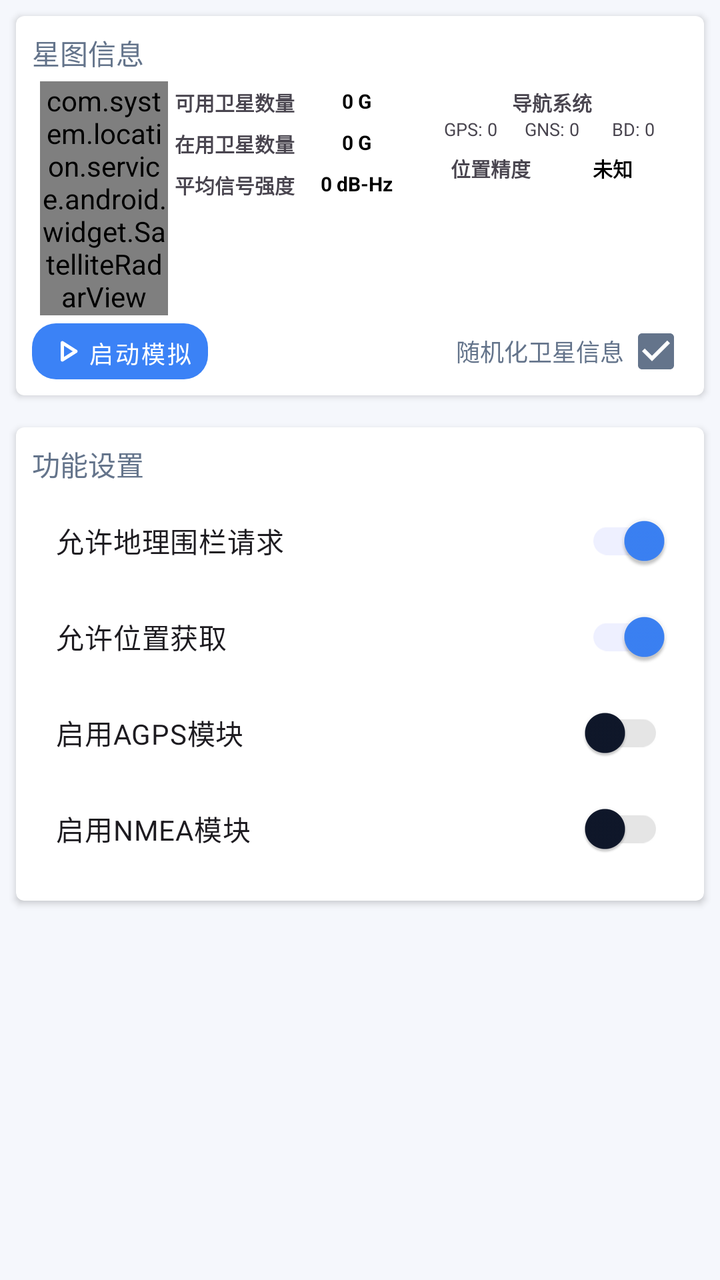
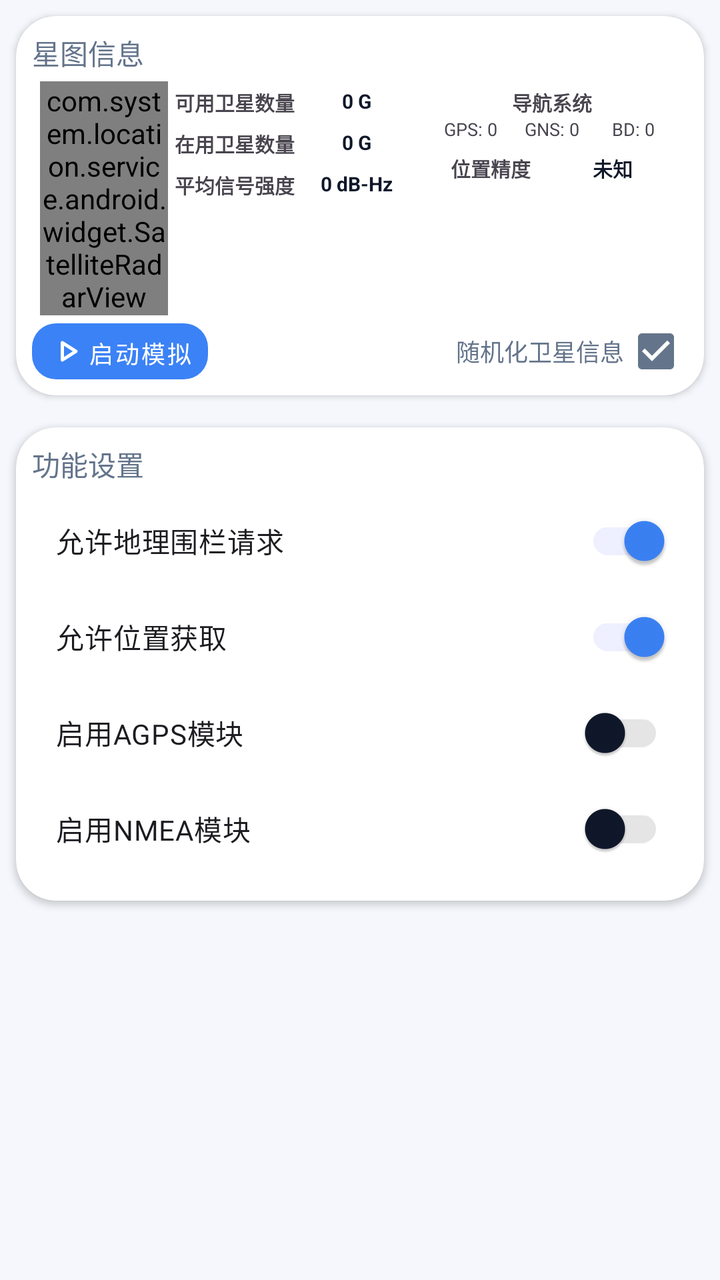

Compare the two renders of this Android layout. The source of the first and the diff that turns it into the second are given below.
<!-- AndroidManifest.xml: application theme AppTheme -->
<!-- res/layout/fragment_gnss_mock.xml -->
<?xml version="1.0" encoding="utf-8"?>
<androidx.coordinatorlayout.widget.CoordinatorLayout
    xmlns:android="http://schemas.android.com/apk/res/android"
    xmlns:app="http://schemas.android.com/apk/res-auto"
    xmlns:tools="http://schemas.android.com/tools"
    android:layout_width="match_parent"
    android:layout_height="match_parent"
    tools:context=".ui.gnss.GnssMockFragment">

    <androidx.core.widget.NestedScrollView
        android:layout_width="match_parent"
        android:layout_height="match_parent">

        <LinearLayout
            android:layout_width="match_parent"
            android:layout_height="wrap_content"
            android:orientation="vertical">

            
            <androidx.cardview.widget.CardView
                android:id="@+id/mock_gnss_card"
                android:layout_width="match_parent"
                android:layout_height="wrap_content"
                app:cardCornerRadius="4dp"
                android:layout_margin="8dp"
                app:cardPreventCornerOverlap="false"
                app:contentPadding="8dp">

                <LinearLayout
                    android:layout_width="match_parent"
                    android:layout_height="wrap_content"
                    android:orientation="vertical">

                    <TextView
                        android:layout_width="match_parent"
                        android:layout_height="wrap_content"
                        android:textColor="@color/lse_mini_title_color"
                        android:textAppearance="@style/TextAppearance.AppCompat.Inverse"
                        android:text="@string/satellites_info"/>

                    
                    <androidx.constraintlayout.widget.ConstraintLayout
                        android:layout_width="match_parent"
                        android:layout_height="wrap_content"
                        android:padding="4dp">

                        <com.system.location.service.android.widget.SatelliteRadarView
                            android:id="@+id/satellite_rada_view"
                            android:layout_width="0dp"
                            android:layout_height="wrap_content"
                            android:gravity="center"
                            app:layout_constraintEnd_toStartOf="@+id/satellites_info"
                            app:layout_constraintHorizontal_chainStyle="spread"
                            app:layout_constraintHorizontal_weight="1"
                            app:layout_constraintStart_toStartOf="parent"
                            app:layout_constraintTop_toTopOf="parent" />

                        <LinearLayout
                            android:id="@+id/satellites_info"
                            android:layout_width="0dp"
                            android:layout_height="wrap_content"
                            android:orientation="vertical"
                            android:gravity="center"
                            app:layout_constraintHorizontal_weight="2"
                            app:layout_constraintStart_toEndOf="@+id/satellite_rada_view"
                            app:layout_constraintEnd_toStartOf="@+id/text3"
                            app:layout_constraintTop_toTopOf="parent">

                            <TextView
                                android:visibility="gone"
                                android:layout_width="match_parent"
                                android:layout_height="wrap_content"
                                android:text="卫星信息"
                                android:gravity="center" />

                            <androidx.constraintlayout.widget.ConstraintLayout
                                android:layout_width="match_parent"
                                android:layout_height="wrap_content"
                                android:padding="3dp">

                                <TextView
                                    android:id="@+id/in_view_left_item"
                                    android:layout_width="0dp"
                                    android:layout_height="wrap_content"
                                    android:text="@string/in_view_left_item"
                                    android:gravity="center"
                                    android:textStyle="bold"
                                    android:textSize="10sp"
                                    app:layout_constraintHorizontal_weight="1"
                                    app:layout_constraintStart_toStartOf="parent"
                                    app:layout_constraintEnd_toStartOf="@+id/in_view_right_item"
                                    app:layout_constraintTop_toTopOf="parent"
                                    app:layout_constraintHorizontal_chainStyle="spread" />

                                <TextView
                                    android:id="@+id/in_view_right_item"
                                    android:layout_width="0dp"
                                    android:layout_height="wrap_content"
                                    android:text="@string/zero"
                                    android:gravity="center"
                                    android:textColor="@color/black"
                                    android:textStyle="bold"
                                    android:textSize="10sp"
                                    app:layout_constraintHorizontal_weight="1"
                                    app:layout_constraintStart_toEndOf="@+id/in_view_left_item"
                                    app:layout_constraintEnd_toEndOf="parent"
                                    app:layout_constraintTop_toTopOf="parent" />

                            </androidx.constraintlayout.widget.ConstraintLayout>

                            <androidx.constraintlayout.widget.ConstraintLayout
                                android:layout_width="match_parent"
                                android:layout_height="wrap_content"
                                android:padding="3dp">

                                <TextView
                                    android:id="@+id/in_use_left_item"
                                    android:layout_width="0dp"
                                    android:layout_height="wrap_content"
                                    android:text="@string/in_use_satellite"
                                    android:gravity="center"
                                    android:textStyle="bold"
                                    android:textSize="10sp"
                                    app:layout_constraintHorizontal_weight="1"
                                    app:layout_constraintStart_toStartOf="parent"
                                    app:layout_constraintEnd_toStartOf="@+id/in_use_right_item"
                                    app:layout_constraintTop_toTopOf="parent"
                                    app:layout_constraintHorizontal_chainStyle="spread" />

                                <TextView
                                    android:id="@+id/in_use_right_item"
                                    android:layout_width="0dp"
                                    android:layout_height="wrap_content"
                                    android:text="@string/zero"
                                    android:gravity="center"
                                    android:textColor="@color/black"
                                    android:textStyle="bold"
                                    android:textSize="10sp"
                                    app:layout_constraintHorizontal_weight="1"
                                    app:layout_constraintStart_toEndOf="@+id/in_use_left_item"
                                    app:layout_constraintEnd_toEndOf="parent"
                                    app:layout_constraintTop_toTopOf="parent" />

                            </androidx.constraintlayout.widget.ConstraintLayout>

                            <androidx.constraintlayout.widget.ConstraintLayout
                                android:layout_width="match_parent"
                                android:layout_height="wrap_content"
                                android:padding="3dp">

                                <TextView
                                    android:id="@+id/signal_strength_left_item"
                                    android:layout_width="0dp"
                                    android:layout_height="wrap_content"
                                    android:text="平均信号强度"
                                    android:gravity="center"
                                    android:textStyle="bold"
                                    android:textSize="10sp"
                                    app:layout_constraintHorizontal_weight="1"
                                    app:layout_constraintStart_toStartOf="parent"
                                    app:layout_constraintEnd_toStartOf="@+id/signal_strength_right_item"
                                    app:layout_constraintTop_toTopOf="parent"
                                    app:layout_constraintHorizontal_chainStyle="spread" />

                                <TextView
                                    android:id="@+id/signal_strength_right_item"
                                    android:layout_width="0dp"
                                    android:layout_height="wrap_content"
                                    android:text="0 dB-Hz"
                                    android:gravity="center"
                                    android:textColor="@color/black"
                                    android:textStyle="bold"
                                    android:textSize="10sp"
                                    app:layout_constraintHorizontal_weight="1"
                                    app:layout_constraintStart_toEndOf="@+id/signal_strength_left_item"
                                    app:layout_constraintEnd_toEndOf="parent"
                                    app:layout_constraintTop_toTopOf="parent" />
                            </androidx.constraintlayout.widget.ConstraintLayout>

                            <androidx.cardview.widget.CardView
                                android:visibility="gone"
                                android:layout_width="match_parent"
                                android:layout_height="wrap_content"
                                android:layout_margin="4dp"
                                app:cardCornerRadius="4dp"
                                app:cardElevation="1dp">

                                <LinearLayout
                                    android:layout_width="match_parent"
                                    android:layout_height="wrap_content"
                                    android:orientation="vertical"
                                    android:padding="4dp">

                                    <TextView
                                        android:layout_width="match_parent"
                                        android:layout_height="wrap_content"
                                        android:text="选中卫星详情"
                                        android:gravity="center"
                                        android:textStyle="bold"
                                        android:textSize="10sp"/>

                                    <TextView
                                        android:id="@+id/selected_satellite_prn"
                                        android:layout_width="match_parent"
                                        android:layout_height="wrap_content"
                                        android:text="PRN: --"
                                        android:textSize="9sp"/>

                                    <TextView
                                        android:id="@+id/selected_satellite_snr"
                                        android:layout_width="match_parent"
                                        android:layout_height="wrap_content"
                                        android:text="信号强度: -- dB-Hz"
                                        android:textSize="9sp"/>

                                    <TextView
                                        android:id="@+id/selected_satellite_elevation"
                                        android:layout_width="match_parent"
                                        android:layout_height="wrap_content"
                                        android:text="仰角: -- 度"
                                        android:textSize="9sp"/>

                                    <TextView
                                        android:id="@+id/selected_satellite_azimuth"
                                        android:layout_width="match_parent"
                                        android:layout_height="wrap_content"
                                        android:text="方位角: -- 度"
                                        android:textSize="9sp"/>
                                </LinearLayout>
                            </androidx.cardview.widget.CardView>

                        </LinearLayout>

                        <LinearLayout
                            android:id="@+id/text3"
                            android:layout_width="0dp"
                            android:layout_height="wrap_content"
                            android:orientation="vertical"
                            app:layout_constraintHorizontal_weight="2"
                            app:layout_constraintStart_toEndOf="@+id/satellites_info"
                            app:layout_constraintEnd_toEndOf="parent"
                            app:layout_constraintTop_toTopOf="parent">

                            <androidx.constraintlayout.widget.ConstraintLayout
                                android:layout_width="match_parent"
                                android:layout_height="wrap_content"
                                android:padding="3dp">

                                <TextView
                                    android:id="@+id/nav_systems_title"
                                    android:layout_width="match_parent"
                                    android:layout_height="wrap_content"
                                    android:text="导航系统"
                                    android:gravity="center"
                                    android:textStyle="bold"
                                    android:textSize="10sp"
                                    app:layout_constraintTop_toTopOf="parent"
                                    app:layout_constraintStart_toStartOf="parent"
                                    app:layout_constraintEnd_toEndOf="parent"/>

                                <LinearLayout
                                    android:layout_width="match_parent"
                                    android:layout_height="wrap_content"
                                    android:orientation="horizontal"
                                    app:layout_constraintTop_toBottomOf="@id/nav_systems_title">

                                    <TextView
                                        android:id="@+id/gps_count"
                                        android:layout_width="0dp"
                                        android:layout_height="wrap_content"
                                        android:layout_weight="1"
                                        android:gravity="center"
                                        android:text="GPS: 0"
                                        android:textSize="9sp" />

                                    <TextView
                                        android:id="@+id/glonass_count"
                                        android:layout_width="0dp"
                                        android:layout_height="wrap_content"
                                        android:layout_weight="1"
                                        android:text="GNS: 0"
                                        android:gravity="center"
                                        android:textSize="9sp"/>

                                    <TextView
                                        android:id="@+id/beidou_count"
                                        android:layout_width="0dp"
                                        android:layout_height="wrap_content"
                                        android:layout_weight="1"
                                        android:text="BD: 0"
                                        android:gravity="center"
                                        android:textSize="9sp"/>
                                </LinearLayout>
                            </androidx.constraintlayout.widget.ConstraintLayout>

                            <androidx.constraintlayout.widget.ConstraintLayout
                                android:layout_width="match_parent"
                                android:layout_height="wrap_content"
                                android:padding="3dp">

                                <TextView
                                    android:id="@+id/accuracy_left_item"
                                    android:layout_width="0dp"
                                    android:layout_height="wrap_content"
                                    android:text="位置精度"
                                    android:gravity="center"
                                    android:textStyle="bold"
                                    android:textSize="10sp"
                                    app:layout_constraintHorizontal_weight="1"
                                    app:layout_constraintStart_toStartOf="parent"
                                    app:layout_constraintEnd_toStartOf="@+id/accuracy_right_item"
                                    app:layout_constraintTop_toTopOf="parent"
                                    app:layout_constraintHorizontal_chainStyle="spread" />

                                <TextView
                                    android:id="@+id/accuracy_right_item"
                                    android:layout_width="0dp"
                                    android:layout_height="wrap_content"
                                    android:text="未知"
                                    android:gravity="center"
                                    android:textColor="@color/black"
                                    android:textStyle="bold"
                                    android:textSize="10sp"
                                    app:layout_constraintHorizontal_weight="1"
                                    app:layout_constraintStart_toEndOf="@+id/accuracy_left_item"
                                    app:layout_constraintEnd_toEndOf="parent"
                                    app:layout_constraintTop_toTopOf="parent" />
                            </androidx.constraintlayout.widget.ConstraintLayout>
                        </LinearLayout>

                    </androidx.constraintlayout.widget.ConstraintLayout>

                    <LinearLayout
                        android:layout_width="match_parent"
                        android:layout_height="wrap_content"
                        android:baselineAligned="false"
                        android:orientation="horizontal">

                        <LinearLayout
                            android:layout_width="0dp"
                            android:layout_height="wrap_content"
                            android:layout_weight="1">

                            <com.google.android.material.button.MaterialButton
                                android:id="@+id/switch_gnss_mock"
                                android:layout_width="wrap_content"
                                android:layout_height="28dp"
                                android:textColor="@color/white"
                                android:text="@string/start_mock"
                                style="@style/Widget.MaterialComponents.Button.UnelevatedButton"
                                android:insetRight="0dp"
                                android:insetLeft="0dp"
                                android:insetTop="0dp"
                                android:insetBottom="0dp"
                                android:textSize="12sp"
                                app:icon="@drawable/rounded_play_arrow_24"
                                app:iconGravity="textStart"
                                app:iconPadding="0dp"
                                android:padding="6dp"
                                app:iconTint="@color/white"
                                app:cornerRadius="12dp"/>

                        </LinearLayout>

                        <LinearLayout
                            android:layout_width="0dp"
                            android:layout_weight="1"
                            android:layout_height="match_parent"
                            android:gravity="end|center">

                            <CheckedTextView
                                android:id="@+id/random_gnss"
                                android:layout_width="wrap_content"
                                android:layout_height="wrap_content"
                                android:checkMark="?android:attr/listChoiceIndicatorMultiple"
                                android:checkMarkTint="@color/lse_mock_off"
                                android:checked="true"
                                android:gravity="center"
                                android:text="随机化卫星信息"
                                android:textColor="@color/lse_mock_off"
                                android:textSize="12sp" />
                        </LinearLayout>
                    </LinearLayout>
                </LinearLayout>
            </androidx.cardview.widget.CardView>

            
            <androidx.cardview.widget.CardView
                android:id="@+id/settings_card"
                android:layout_width="match_parent"
                android:layout_height="wrap_content"
                app:cardCornerRadius="4dp"
                android:layout_margin="8dp"
                app:cardPreventCornerOverlap="false"
                app:contentPadding="8dp">

                <LinearLayout
                    android:layout_width="match_parent"
                    android:layout_height="wrap_content"
                    android:orientation="vertical">

                    <TextView
                        android:layout_width="match_parent"
                        android:layout_height="wrap_content"
                        android:textColor="@color/lse_mini_title_color"
                        android:textAppearance="@style/TextAppearance.AppCompat.Inverse"
                        android:text="功能设置"/>

                    <LinearLayout
                        android:layout_width="match_parent"
                        android:layout_height="wrap_content"
                        android:orientation="vertical"
                        android:padding="4dp">

                        <com.google.android.material.switchmaterial.SwitchMaterial
                            android:id="@+id/switch_request_geofence"
                            android:layout_width="match_parent"
                            android:layout_height="wrap_content"
                            android:text="允许地理围栏请求"
                            android:checked="true"
                            android:padding="8dp"/>

                        <com.google.android.material.switchmaterial.SwitchMaterial
                            android:id="@+id/switch_get_from_location"
                            android:layout_width="match_parent"
                            android:layout_height="wrap_content"
                            android:checked="true"
                            android:padding="8dp"
                            android:text="允许位置获取" />

                        <com.google.android.material.switchmaterial.SwitchMaterial
                            android:id="@+id/switch_enable_agps"
                            android:layout_width="match_parent"
                            android:layout_height="wrap_content"
                            android:text="启用AGPS模块"
                            android:checked="false"
                            android:padding="8dp"/>

                        <com.google.android.material.switchmaterial.SwitchMaterial
                            android:id="@+id/switch_enable_nmea"
                            android:layout_width="match_parent"
                            android:layout_height="wrap_content"
                            android:text="启用NMEA模块"
                            android:checked="false"
                            android:padding="8dp"/>
                    </LinearLayout>
                </LinearLayout>
            </androidx.cardview.widget.CardView>
        </LinearLayout>
    </androidx.core.widget.NestedScrollView>
</androidx.coordinatorlayout.widget.CoordinatorLayout>
<!-- resources referenced by this layout -->
<resources>
  <color name="black">#FF000000</color>
  <color name="lse_mini_title_color">#64748B</color>
  <color name="lse_mock_off">#64748B</color>
  <color name="white">#FFFFFFFF</color>
  <!-- drawable rounded_play_arrow_24 (drawable) -->
  <vector xmlns:android="http://schemas.android.com/apk/res/android" android:autoMirrored="true" android:height="24dp" android:tint="#FFFFFF" android:viewportHeight="960" android:viewportWidth="960" android:width="24dp">
        
      <path android:fillColor="@android:color/white" android:pathData="M320,687L320,273Q320,256 332,244.5Q344,233 360,233Q365,233 370.5,234.5Q376,236 381,239L707,446Q716,452 720.5,461Q725,470 725,480Q725,490 720.5,499Q716,508 707,514L381,721Q376,724 370.5,725.5Q365,727 360,727Q344,727 332,715.5Q320,704 320,687ZM400,480L400,480L400,480L400,480ZM400,614L610,480L400,346L400,614Z"/>
      
  </vector>
  <string name="in_use_satellite">在用卫星数量</string>
  <string name="in_view_left_item">可用卫星数量</string>
  <string name="satellites_info">星图信息</string>
  <string name="start_mock">启动模拟</string>
  <string name="zero">0 G</string>
  <style name="AppTheme" parent="Theme.Material3.DayNight.NoActionBar">
          <item name="colorPrimary">@color/primary</item>
          <item name="colorPrimaryInverse">@color/primary_dark</item>
          <item name="colorSecondary">@color/accent</item>
          <item name="colorSurface">@color/surface</item>
          <item name="colorOnSurface">@color/text_primary</item>
          <item name="colorOnPrimary">@color/on_primary</item>
          <item name="colorOnSurfaceVariant">@color/text_secondary</item>
          <item name="colorPrimaryContainer">@color/primary_container</item>
          <item name="colorOnPrimaryContainer">@color/primary</item>
          <item name="colorOutline">@color/card_border</item>
          <item name="android:windowBackground">@color/page_background</item>
          <item name="materialButtonStyle">@style/Portal.Button</item>
          <item name="android:statusBarColor">@android:color/transparent</item>
          <item name="android:navigationBarColor">@android:color/transparent</item>
          <item name="android:windowLightStatusBar">true</item>
          <item name="android:windowLightNavigationBar">true</item>
          <item name="windowActionModeOverlay">true</item>
          <item name="windowActionBar">false</item>
          <item name="windowNoTitle">true</item>
          <item name="android:windowDrawsSystemBarBackgrounds">true</item>
      </style>
  <color name="primary">#3B82F6</color>
  <color name="primary_dark">#1D4ED8</color>
  <color name="accent">#4F46E5</color>
  <color name="surface">#F8FAFC</color>
  <color name="text_primary">#0F172A</color>
  <color name="on_primary">#FFFFFF</color>
  <color name="text_secondary">#64748B</color>
  <color name="primary_container">#EEF0FF</color>
  <color name="card_border">#1A000000</color>
  <color name="page_background">#F5F7FC</color>
  <style name="Portal.Button" parent="Widget.Material3.Button">
          <item name="android:minHeight">48dp</item>
          <item name="android:textAllCaps">false</item>
          <item name="cornerRadius">14dp</item>
          <item name="iconSize">20dp</item>
      </style>
</resources>

<!-- the commit's change to res/layout/fragment_gnss_mock.xml (unified diff, before → after) -->
@@ -5,6 +5,7 @@
     xmlns:tools="http://schemas.android.com/tools"
     android:layout_width="match_parent"
     android:layout_height="match_parent"
+    android:background="@color/page_background"
     tools:context=".ui.gnss.GnssMockFragment">
 
     <androidx.core.widget.NestedScrollView
@@ -21,7 +22,8 @@
                 android:id="@+id/mock_gnss_card"
                 android:layout_width="match_parent"
                 android:layout_height="wrap_content"
-                app:cardCornerRadius="4dp"
+                app:cardCornerRadius="20dp"
+                app:cardBackgroundColor="@color/card_surface"
                 android:layout_margin="8dp"
                 app:cardPreventCornerOverlap="false"
                 app:contentPadding="8dp">
@@ -98,7 +100,7 @@
                                     android:layout_height="wrap_content"
                                     android:text="@string/zero"
                                     android:gravity="center"
-                                    android:textColor="@color/black"
+                                    android:textColor="@color/text_primary"
                                     android:textStyle="bold"
                                     android:textSize="10sp"
                                     app:layout_constraintHorizontal_weight="1"
@@ -133,7 +135,7 @@
                                     android:layout_height="wrap_content"
                                     android:text="@string/zero"
                                     android:gravity="center"
-                                    android:textColor="@color/black"
+                                    android:textColor="@color/text_primary"
                                     android:textStyle="bold"
                                     android:textSize="10sp"
                                     app:layout_constraintHorizontal_weight="1"
@@ -168,7 +170,7 @@
                                     android:layout_height="wrap_content"
                                     android:text="0 dB-Hz"
                                     android:gravity="center"
-                                    android:textColor="@color/black"
+                                    android:textColor="@color/text_primary"
                                     android:textStyle="bold"
                                     android:textSize="10sp"
                                     app:layout_constraintHorizontal_weight="1"
@@ -182,7 +184,8 @@
                                 android:layout_width="match_parent"
                                 android:layout_height="wrap_content"
                                 android:layout_margin="4dp"
-                                app:cardCornerRadius="4dp"
+                                app:cardCornerRadius="20dp"
+                app:cardBackgroundColor="@color/card_surface"
                                 app:cardElevation="1dp">
 
                                 <LinearLayout
@@ -318,7 +321,7 @@
                                     android:layout_height="wrap_content"
                                     android:text="未知"
                                     android:gravity="center"
-                                    android:textColor="@color/black"
+                                    android:textColor="@color/text_primary"
                                     android:textStyle="bold"
                                     android:textSize="10sp"
                                     app:layout_constraintHorizontal_weight="1"
@@ -389,7 +392,8 @@
                 android:id="@+id/settings_card"
                 android:layout_width="match_parent"
                 android:layout_height="wrap_content"
-                app:cardCornerRadius="4dp"
+                app:cardCornerRadius="20dp"
+                app:cardBackgroundColor="@color/card_surface"
                 android:layout_margin="8dp"
                 app:cardPreventCornerOverlap="false"
                 app:contentPadding="8dp">
<!-- resource entries referenced after the edit -->
@@ -1,6 +1,6 @@
 <!-- resources referenced by this layout -->
 <resources>
-  <color name="black">#FF000000</color>
+  <color name="card_surface">#FFFFFF</color>
   <color name="lse_mini_title_color">#64748B</color>
   <color name="lse_mock_off">#64748B</color>
   <color name="white">#FFFFFFFF</color>
